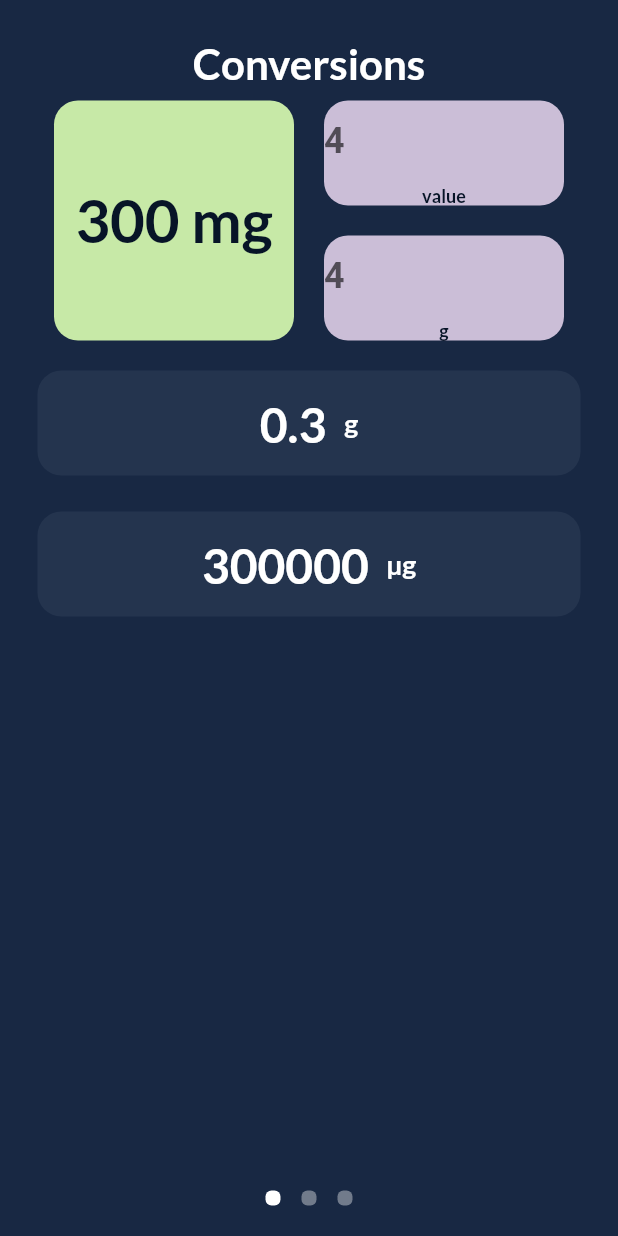
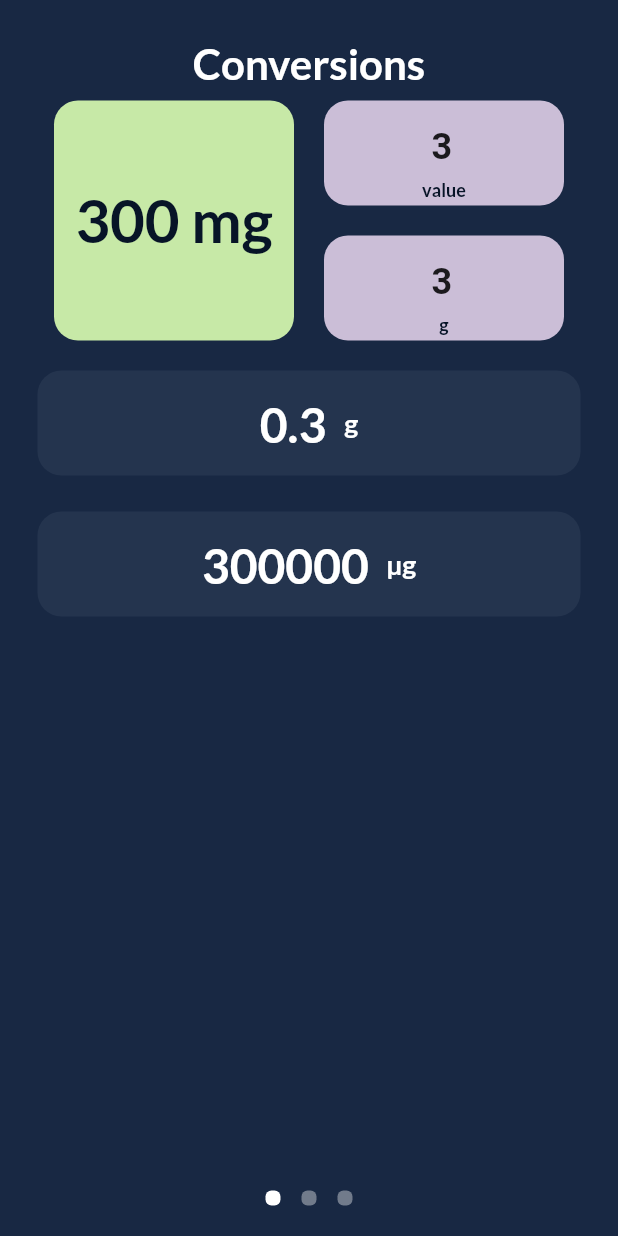
Before and after one commit to Daru233/pharm_calc, a Flutter app: the screen it shows after launch, on a phone screen of 412 x 824 dp. Run offline on Flutter 3.47's test engine with Material 2 defaults, Android fonts, the phone set to English and light mode, and no system bars; drawn by our look-alikes of smooth_page_indicator; our stand-ins replace flutter_redux, google_fonts, redux.

Commit message:
CardSmall.dart connected to redux, work in progress

```diff
--- a/lib/PharmCalc.dart
+++ b/lib/PharmCalc.dart
@@ -24,7 +24,7 @@ class _PharmCalcState extends State<PharmCalc> {
     IncrementByOneReducer,
     initialState: const AppState(
       counter: 0,
-      conversionValue: 1,
+      conversionValue: 3.0,
       metricUnitsValue: MetricUnits.GRAM,
     ),
   );
--- a/lib/main.dart
+++ b/lib/main.dart
@@ -52,9 +52,9 @@ class FlutterReduxApp extends StatelessWidget {
                     );
                   },
                 ),
-                StoreConnector<AppState, VoidCallback>(
+                StoreConnector<AppState, int>(
                   converter: (store) {
-                    return () => store.dispatch(DecrementByOne());
+                      return store.state.counter;
                     },
                   builder: (context, callback) {
                     return FloatingActionButton(
--- a/lib/redux/app_state.dart
+++ b/lib/redux/app_state.dart
@@ -14,6 +14,3 @@ class AppState {
     this.metricUnitsValue = MetricUnits.GRAM,
   });
 }
-
-
-// https://www.youtube.com/watch?v=60_2HlagOzg&t=851s
--- a/lib/root_pages/common/CardSmall.dart
+++ b/lib/root_pages/common/CardSmall.dart
@@ -1,5 +1,9 @@
 import 'package:flutter/material.dart';
+import 'package:flutter_redux/flutter_redux.dart';
 import 'package:google_fonts/google_fonts.dart';
+import 'package:pharm_calc/redux/app_state.dart';
+
+import '../../redux/reduxActions.dart';
 
 class CardSmall extends StatefulWidget {
   final String title;
@@ -35,13 +39,15 @@ class _CardSmallState extends State<CardSmall> {
         mainAxisAlignment: MainAxisAlignment.center,
         crossAxisAlignment: CrossAxisAlignment.center,
         children: [
-          TextField(
-            controller: ValueController,
+          StoreConnector<AppState, double>(
+            converter: (store) => store.state.conversionValue,
+            builder: (context, double conversionValue) {
+              return TextField(
+                controller: ValueController..text='${conversionValue.toInt()}',
                 onChanged: (v) => {
                   ValueController.text = v,
                   ValueController.selection =
                       TextSelection.collapsed(offset: ValueController.text.length),
-              print(v)
                 },
                 keyboardType: TextInputType.number,
                 textAlign: TextAlign.center,
@@ -50,13 +56,21 @@ class _CardSmallState extends State<CardSmall> {
                   fontWeight: FontWeight.bold,
                 ),
                 decoration: InputDecoration(
-              labelText: '4',
                   contentPadding: EdgeInsets.only(top: 6),
                   border: InputBorder.none,
                   focusedBorder: InputBorder.none,
                 ),
+              );
+            },
           ),
-          Container(
+          returnSubtitle()
+        ],
+      ),
+    );
+  }
+
+  Container returnSubtitle() {
+    return Container(
           child: Text(
               widget.subtitle,
               style: GoogleFonts.lato(
@@ -67,9 +81,6 @@ class _CardSmallState extends State<CardSmall> {
                   fontWeight: FontWeight.bold
               )
           ),
-          )
-        ],
-      ),
         );
   }
 }
```
Lines whose indentation alone changed are shown as unchanged.
